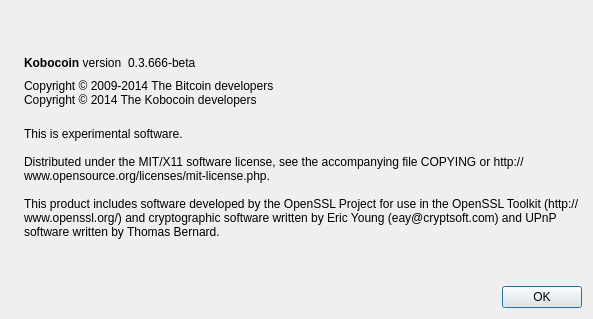
Old version of the form src/qt/forms/aboutdialog.ui in the repository kobocoin/Kobocoin.
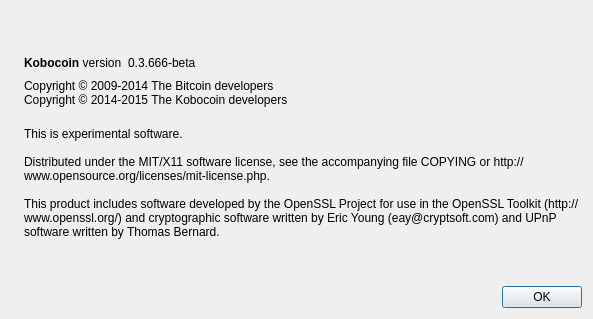
New version of the form. Icons and pictures are not drawn.

Patch:
```diff
--- a/src/qt/forms/aboutdialog.ui
+++ b/src/qt/forms/aboutdialog.ui
@@ -92,7 +92,7 @@
        </property>
        <property name="text">
         <string>Copyright © 2009-2014 The Bitcoin developers
-Copyright © 2014 The Kobocoin developers</string>
+Copyright © 2014-2015 The Kobocoin developers</string>
        </property>
        <property name="textInteractionFlags">
         <set>Qt::LinksAccessibleByMouse|Qt::TextSelectableByKeyboard|Qt::TextSelectableByMouse</set>
```
